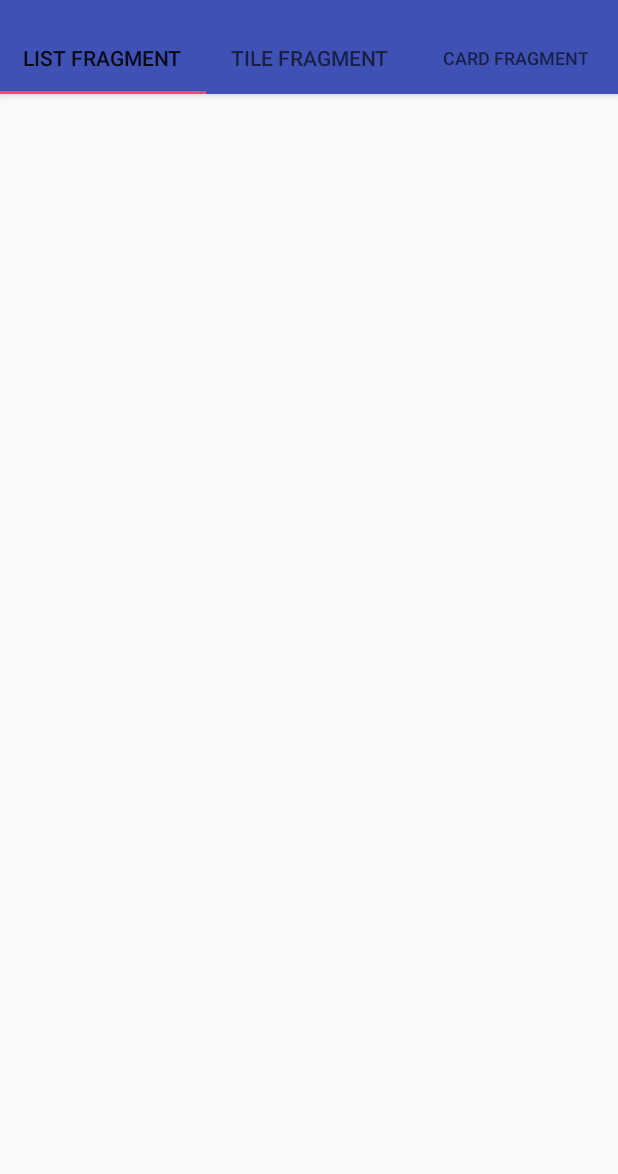
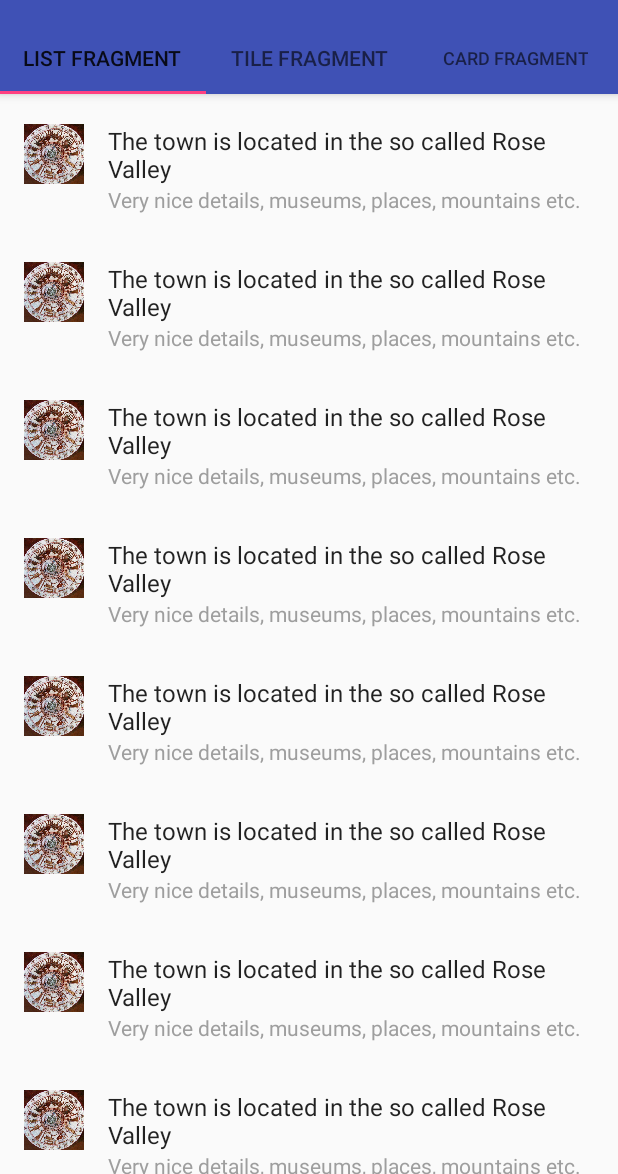
Before and after one commit to krasimiracle/App-a-day, an Android app: the screen it shows after launch (MainActivity), on a phone screen of 412 x 824 dp, the part 62-1236 px from its top. Run offline under Robolectric (Android 15) with nearby library versions, the phone set to English and light mode, and no system bars.

Commit message:
Added array content for list item content (photo, titles, descriptions, details). Implemented recyclerview also its adapter and viewholder

```diff
--- a/3.Material/app/src/main/java/com/stoyanov5/material/ListContentFragment.java
+++ b/3.Material/app/src/main/java/com/stoyanov5/material/ListContentFragment.java
@@ -1,12 +1,19 @@
 package com.stoyanov5.material;
 
+import android.content.Context;
+import android.content.res.Resources;
+import android.content.res.TypedArray;
+import android.graphics.drawable.Drawable;
 import android.os.Bundle;
 import android.support.annotation.Nullable;
 import android.support.v4.app.Fragment;
+import android.support.v7.widget.LinearLayoutManager;
 import android.support.v7.widget.RecyclerView;
 import android.view.LayoutInflater;
 import android.view.View;
 import android.view.ViewGroup;
+import android.widget.ImageView;
+import android.widget.TextView;
 
 /**
  * Created by B3f0r on 27-Feb-18.
@@ -16,13 +23,23 @@ public class ListContentFragment extends Fragment {
     @Nullable
     @Override
     public View onCreateView(LayoutInflater inflater, @Nullable ViewGroup container, Bundle savedInstanceState) {
-        return inflater.inflate(R.layout.item_list, null);
+        RecyclerView recyclerView = (RecyclerView) inflater.inflate(R.layout.recycler_view, container, false);
+        ContentAdapter contentAdapter = new ContentAdapter(recyclerView.getContext());
+        recyclerView.setAdapter(contentAdapter);
+        recyclerView.setLayoutManager(new LinearLayoutManager(getActivity()));
+        return recyclerView;
     }
 
     public static class ViewHolder extends RecyclerView.ViewHolder {
+        public ImageView photo;
+        public TextView title;
+        public TextView description;
 
         public ViewHolder(LayoutInflater inflater, ViewGroup parent) {
             super(inflater.inflate(R.layout.item_list, parent, false));
+            photo = itemView.findViewById(R.id.list_item_photo);
+            title = itemView.findViewById(R.id.list_title);
+            description = itemView.findViewById(R.id.list_decription);
         }
     }
 
@@ -32,6 +49,22 @@ public class ListContentFragment extends Fragment {
     public static class ContentAdapter extends RecyclerView.Adapter<ViewHolder> {
         // Number of items in RecyclerView
         private static final int LENGTH = 20;
+        private final Drawable[] photos;
+        private final String[] titles;
+        private final String[] descriptions;
+
+        public ContentAdapter(Context context) {
+            Resources resources = context.getResources();
+            TypedArray typedArray = resources.obtainTypedArray(R.array.place_photo_rounded);
+            photos = new Drawable[typedArray.length()];
+            for (int i = 0; i < photos.length; i++) {
+                photos[i] = typedArray.getDrawable(i);
+            }
+            typedArray.recycle();
+
+            titles = resources.getStringArray(R.array.place_description);
+            descriptions = resources.getStringArray(R.array.place_details);
+        }
 
         @Override
         public ViewHolder onCreateViewHolder(ViewGroup parent, int viewType) {
@@ -40,7 +73,9 @@ public class ListContentFragment extends Fragment {
 
         @Override
         public void onBindViewHolder(ViewHolder holder, int position) {
-
+            holder.photo.setImageDrawable(photos[position % photos.length]);
+            holder.title.setText(titles[position % titles.length]);
+            holder.description.setText(descriptions[position % descriptions.length]);
         }
 
         @Override
--- /dev/null
+++ b/3.Material/app/src/main/res/values/arrays.xml
@@ -0,0 +1,46 @@
+<?xml version="1.0" encoding="utf-8"?>
+<resources>
+    <string-array name="places">
+        <item>Kazanluk</item>
+        <item>Varna</item>
+        <item>Sofia</item>
+        <item>Burgas</item>
+        <item>Plovdiv</item>
+    </string-array>
+    <string-array name="place_description">
+       <item>The town is located in the so called Rose Valley</item>
+       <item>The town is located in the so called Rose Valley</item>
+       <item>The town is located in the so called Rose Valley</item>
+       <item>The town is located in the so called Rose Valley</item>
+       <item>The town is located in the so called Rose Valley</item>
+    </string-array>
+    <string-array name="place_details">
+        <item>Very nice details, museums, places, mountains etc.</item>
+        <item>Very nice details, museums, places, mountains etc.</item>
+        <item>Very nice details, museums, places, mountains etc.</item>
+        <item>Very nice details, museums, places, mountains etc.</item>
+        <item>Very nice details, museums, places, mountains etc.</item>
+    </string-array>
+    <string-array name="place_locations">
+        <item>gen. Gurko 7, Kazanlak, Bulgaria</item>
+        <item>gen. Gurko 7, Kazanlak, Bulgaria</item>
+        <item>gen. Gurko 7, Kazanlak, Bulgaria</item>
+        <item>gen. Gurko 7, Kazanlak, Bulgaria</item>
+        <item>gen. Gurko 7, Kazanlak, Bulgaria</item>
+    </string-array>
+    <array name="place_photo_rounded">
+       <item>@drawable/a_photo_rounded</item>
+       <item>@drawable/a_photo_rounded</item>
+       <item>@drawable/a_photo_rounded</item>
+       <item>@drawable/a_photo_rounded</item>
+       <item>@drawable/a_photo_rounded</item>
+    </array>
+    <array name="place_photo_normal">
+        <item>@drawable/a_photo_normal</item>
+        <item>@drawable/a_photo_normal</item>
+        <item>@drawable/a_photo_normal</item>
+        <item>@drawable/a_photo_normal</item>
+        <item>@drawable/a_photo_normal</item>
+    </array>
+
+</resources>
```
Also changed, not shown: 3.Material/app/src/main/res/drawable/a_photo_normal.jpg (added), 3.Material/app/src/main/res/drawable/a_photo_rounded.jpg (added).
